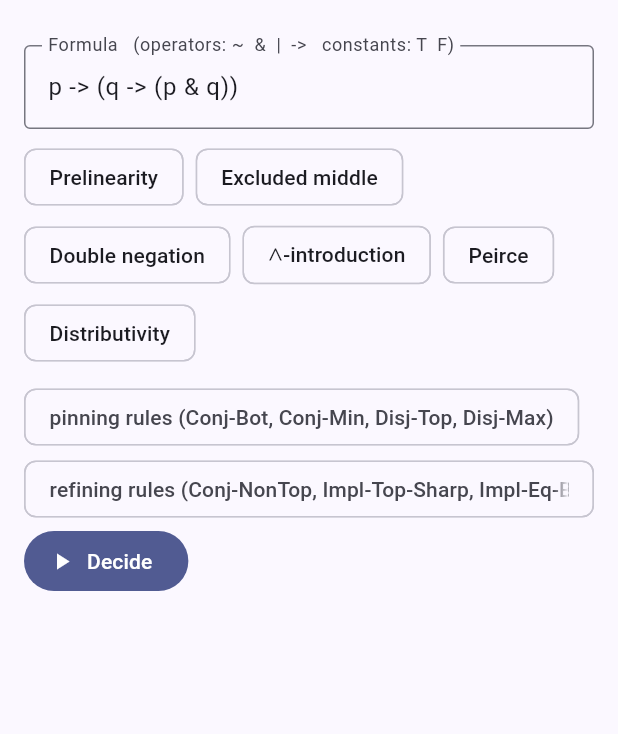
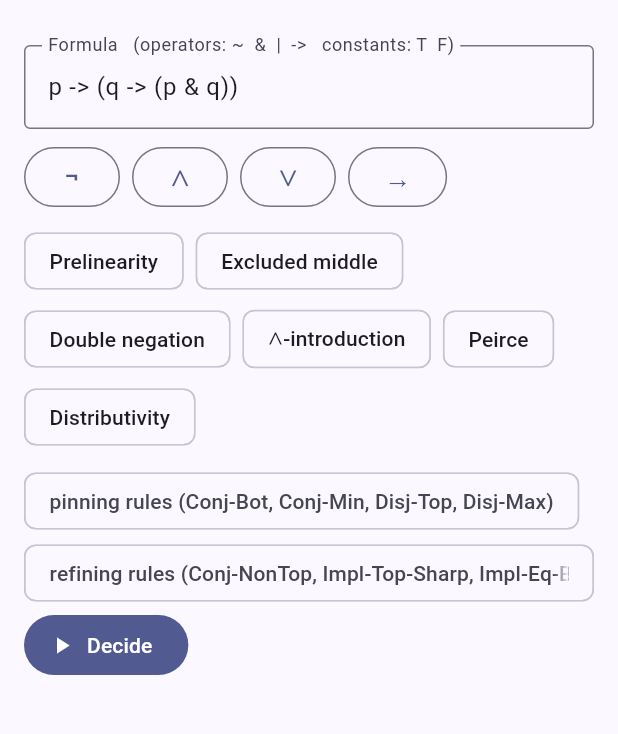
Before and after one commit to kiumarschalangi/godel_dpll_flutter, a Flutter app: the screen it shows after launch, on a phone screen of 412 x 824 dp, the part 63-797 px from its top. Run offline on Flutter 3.47's test engine with Material 3 defaults, Android fonts, the phone set to English and light mode, and no system bars.

Commit message:
connector insertion buttons added

```diff
--- a/analysis_options.yaml
+++ b/analysis_options.yaml
@@ -1 +1,5 @@
+analyzer:
+  exclude:
+    - build/**
+    - web/**
 include: package:flutter_lints/flutter.yaml
--- a/lib/main.dart
+++ b/lib/main.dart
@@ -31,6 +31,36 @@ class _HomePageState extends State<HomePage> {
   DpllResult? _result;
   Map<String, DpllResult>? _comparison;
   String? _error;
+
+  final _focus = FocusNode();
+
+  /// Connective buttons: (button label, tooltip, text inserted at the cursor).
+  static const _connectives = <(String, String, String)>[
+    ('¬', 'negation', '¬'),
+    ('∧', 'and', ' ∧ '),
+    ('∨', 'or', ' ∨ '),
+    ('→', 'implication', ' → '),
+  ];
+
+  @override
+  void dispose() {
+    _ctrl.dispose();
+    _focus.dispose();
+    super.dispose();
+  }
+
+  /// Inserts [s] at the cursor, replacing the selection if there is one.
+  void _insert(String s) {
+    final text = _ctrl.text;
+    final sel = _ctrl.selection;
+    final start = sel.isValid ? sel.start : text.length;
+    final end = sel.isValid ? sel.end : text.length;
+    _ctrl.value = TextEditingValue(
+      text: text.replaceRange(start, end, s),
+      selection: TextSelection.collapsed(offset: start + s.length),
+    );
+    _focus.requestFocus();
+  }
 
   static const _examples = <String, String>{
     'Prelinearity': '(p -> q) | (q -> p)',
@@ -76,12 +106,30 @@ class _HomePageState extends State<HomePage> {
         children: [
           TextField(
             controller: _ctrl,
+            focusNode: _focus,
+            // Keep the cursor where _insert put it when a connective button returns focus.
+            selectAllOnFocus: false,
             decoration: InputDecoration(
               labelText: 'Formula   (operators: ~  &  |  ->   constants: T  F)',
               border: const OutlineInputBorder(),
               errorText: _error,
             ),
             onSubmitted: (_) => _run(),
+          ),
+          const SizedBox(height: 8),
+          Wrap(
+            spacing: 8,
+            runSpacing: 4,
+            children: [
+              for (final (label, tip, ins) in _connectives)
+                Tooltip(
+                  message: tip,
+                  child: OutlinedButton(
+                    onPressed: () => _insert(ins),
+                    child: Text(label, style: const TextStyle(fontSize: 18)),
+                  ),
+                ),
+            ],
           ),
           const SizedBox(height: 8),
           Wrap(
```
